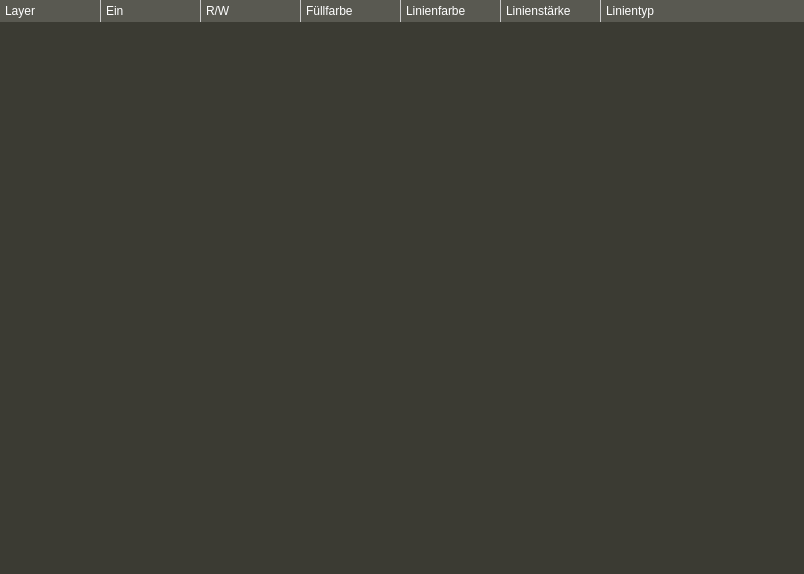
First picture: the form in layermanager.ui, repository sme-gmbh/smepowercad, before the edit.
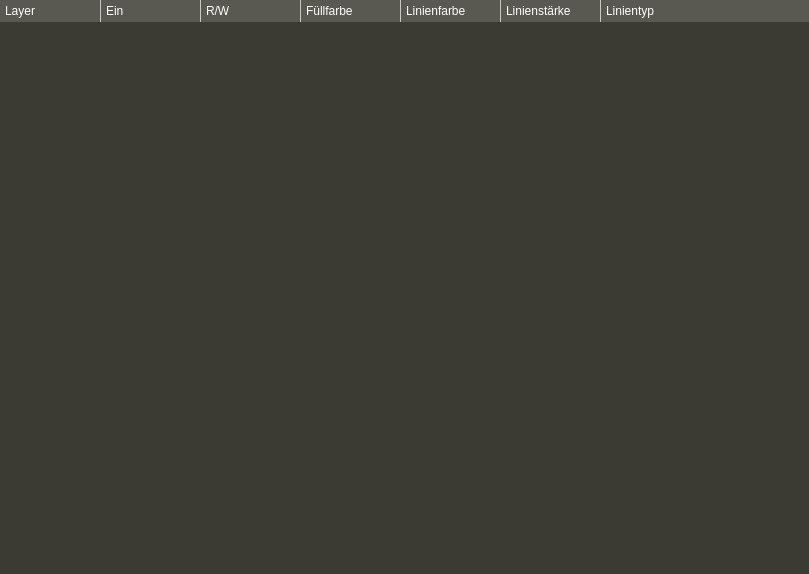
Second picture: the form after the edit. Icons and pictures are not drawn.

Commit message: windows now dissappear in menubar when closed

```diff
--- a/layermanager.ui
+++ b/layermanager.ui
@@ -9,16 +9,22 @@
    <rect>
     <x>0</x>
     <y>0</y>
-    <width>804</width>
+    <width>809</width>
     <height>574</height>
    </rect>
   </property>
   <property name="sizePolicy">
-   <sizepolicy hsizetype="Preferred" vsizetype="Expanding">
+   <sizepolicy hsizetype="MinimumExpanding" vsizetype="Preferred">
     <horstretch>0</horstretch>
     <verstretch>0</verstretch>
    </sizepolicy>
   </property>
+  <property name="minimumSize">
+   <size>
+    <width>200</width>
+    <height>105</height>
+   </size>
+  </property>
   <property name="styleSheet">
    <string notr="true">QDockWidget {
 	background-color: rgb(49, 49, 41);
@@ -40,13 +46,13 @@
 	border-left: 0;
 }
 
-QTreeWidget::item {
+/*QTreeWidget::item {
 	border: 0;
 	border-left: 1px solid rgb(120, 120, 120);
 }
 QTreeWidget::item:first {
 	border-left: 0;
-}
+}*/
 
  /* style the sort indicator */
  QHeaderView::down-arrow {
```
The commit also changes 6 other files.
